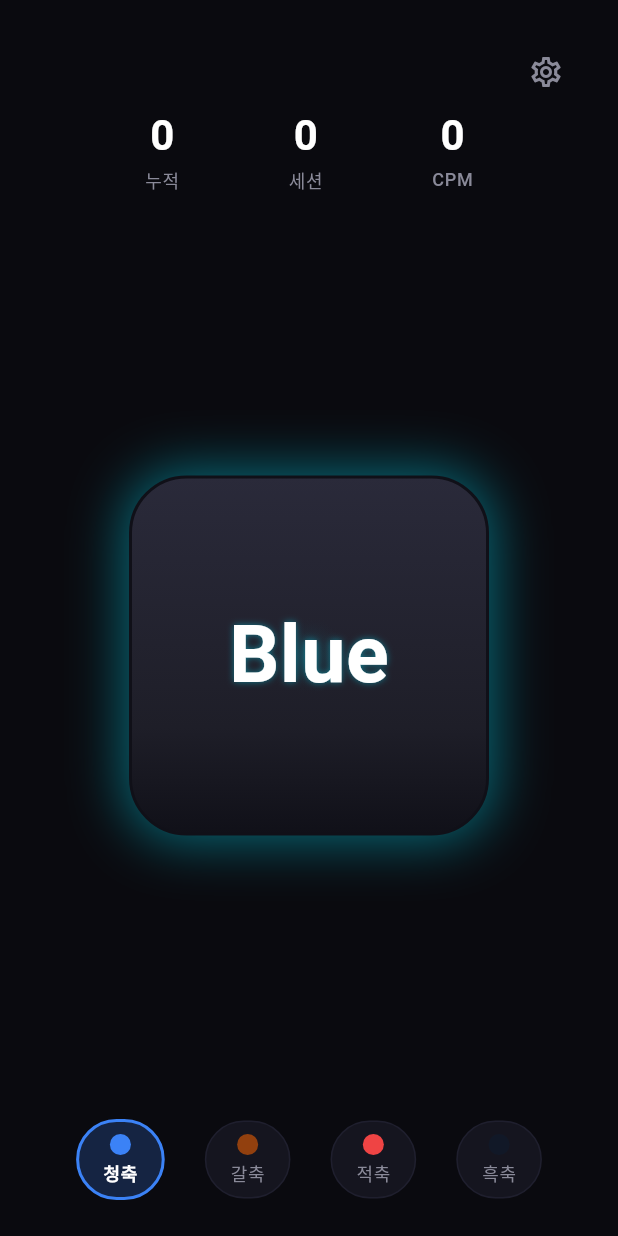
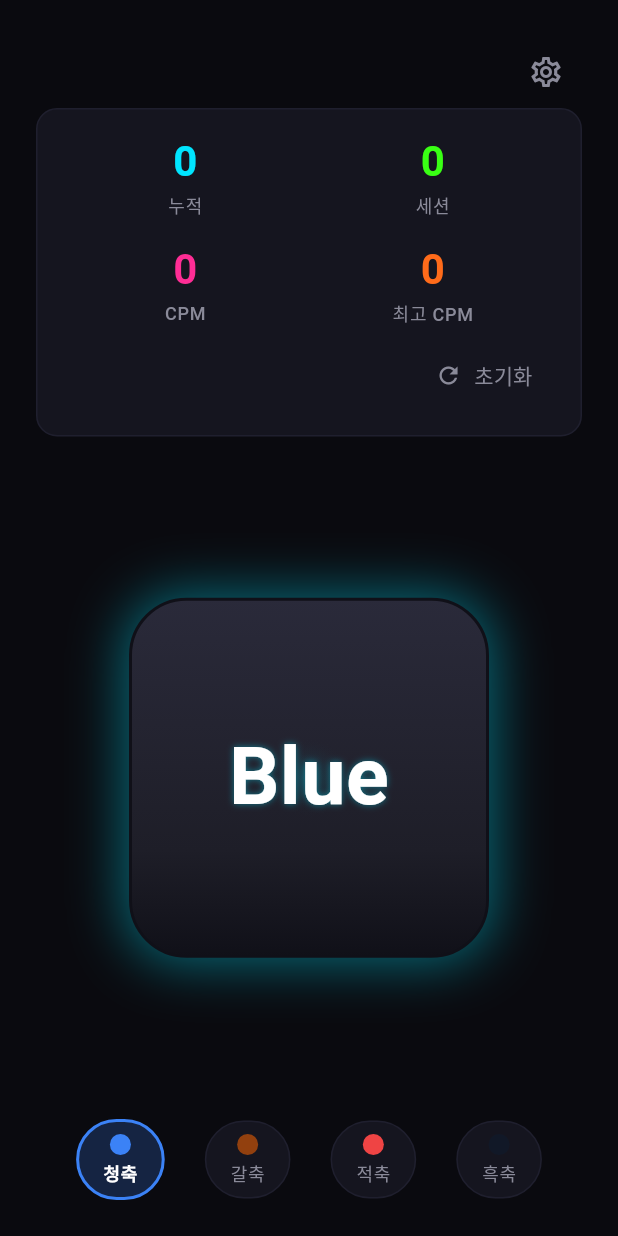
Before and after one commit to geon-toy-box/cliker, a Flutter app: the screen it shows after launch, on a phone screen of 412 x 824 dp. Run offline on Flutter 3.47's test engine with Material 3 defaults, Android fonts, the phone set to English and light mode, and no system bars; our stand-ins replace audioplayers, flutter_riverpod, shared_preferences.

Commit message:
feat(stats): live stats panel (total/session/CPM/best) + reset dialog (T008)
StatsPanel (4 thousands-formatted tiles) replaces M1 readout; reset
button -> confirm dialog -> statsProvider.resetStats(). Dependency-free
thousands() helper (no intl). 11 new tests; reused stat Keys keep M1
smoke intact. 120 tests green; no M1/T007 regression; APK builds.

QA: docs/tasks/T008/qa.md ## Verdict: PASS (cancel/confirm distinguished, persistence verified)

Co-Authored-By: Claude Opus 4.8 (1M context) <noreply@anthropic.com>

```diff
--- a/lib/screens/home_screen.dart
+++ b/lib/screens/home_screen.dart
@@ -7,24 +7,26 @@ import 'package:cliker/theme/app_colors.dart';
 import 'package:cliker/theme/app_spacing.dart';
 import 'package:cliker/widgets/keycap.dart';
 import 'package:cliker/widgets/settings_sheet.dart';
+import 'package:cliker/widgets/stats_panel.dart';
 import 'package:flutter/material.dart';
 import 'package:flutter_riverpod/flutter_riverpod.dart';
 
-/// The single screen of the app: a tappable [Keycap] flanked by a stats readout
+/// The single screen of the app: a tappable [Keycap] flanked by the [StatsPanel]
 /// above and a switch selector below.
 ///
 /// Tapping the keycap plays the selected switch's press/release click, fires a
 /// matching haptic, and registers the click in [statsProvider]. The sound/haptic
 /// toggles in [settingsProvider] are mirrored onto the shared
 /// [ClickSoundPlayer.muted] / [Haptics.enabled] flags so a disabled toggle is a
-/// true no-op at the source. Full settings and stats panels arrive in M2.
+/// true no-op at the source.
 class HomeScreen extends ConsumerWidget {
   const HomeScreen({super.key});
 
-  /// Keys on the three stat values, so tests can read each independently.
-  static const Key totalStatKey = Key('stat-total');
-  static const Key sessionStatKey = Key('stat-session');
-  static const Key cpmStatKey = Key('stat-cpm');
+  /// Keys on the stat values, re-exported from [StatsPanel] so callers/tests can
+  /// reach them via either type.
+  static const Key totalStatKey = StatsPanel.totalStatKey;
+  static const Key sessionStatKey = StatsPanel.sessionStatKey;
+  static const Key cpmStatKey = StatsPanel.cpmStatKey;
 
   /// Key prefix for switch-selector chips; full key is `Key('switch-chip-<id>')`.
   static Key switchChipKey(String id) => Key('switch-chip-$id');
@@ -35,7 +37,6 @@ class HomeScreen extends ConsumerWidget {
   @override
   Widget build(BuildContext context, WidgetRef ref) {
     final Settings settings = ref.watch(settingsProvider);
-    final Stats stats = ref.watch(statsProvider);
     final SwitchType selected = SwitchCatalog.byId(settings.selectedSwitchId);
 
     // Mirror the persisted toggles onto the shared services. Reading the
@@ -80,7 +81,7 @@ class HomeScreen extends ConsumerWidget {
                   onPressed: () => SettingsSheet.show(context),
                 ),
               ),
-              _StatsReadout(stats: stats),
+              const StatsPanel(),
               Expanded(
                 child: Center(
                   child: Keycap(
@@ -101,73 +102,6 @@ class HomeScreen extends ConsumerWidget {
           ),
         ),
       ),
-    );
-  }
-}
-
-/// The top readout: lifetime total, this-session count, and current CPM.
-class _StatsReadout extends StatelessWidget {
-  const _StatsReadout({required this.stats});
-
-  final Stats stats;
-
-  @override
-  Widget build(BuildContext context) {
-    return Row(
-      mainAxisAlignment: MainAxisAlignment.spaceEvenly,
-      children: <Widget>[
-        _StatTile(
-          valueKey: HomeScreen.totalStatKey,
-          label: '누적',
-          value: '${stats.totalClicks}',
-        ),
-        _StatTile(
-          valueKey: HomeScreen.sessionStatKey,
-          label: '세션',
-          value: '${stats.sessionClicks}',
-        ),
-        _StatTile(
-          valueKey: HomeScreen.cpmStatKey,
-          label: 'CPM',
-          value: '${stats.cpm}',
-        ),
-      ],
-    );
-  }
-}
-
-/// A single labeled stat: large number over a muted caption.
-class _StatTile extends StatelessWidget {
-  const _StatTile({
-    required this.valueKey,
-    required this.label,
-    required this.value,
-  });
-
-  final Key valueKey;
-  final String label;
-  final String value;
-
-  @override
-  Widget build(BuildContext context) {
-    final TextTheme textTheme = Theme.of(context).textTheme;
-    return Column(
-      mainAxisSize: MainAxisSize.min,
-      children: <Widget>[
-        Text(
-          value,
-          key: valueKey,
-          style: textTheme.headlineMedium?.copyWith(
-            color: AppColors.textPrimary,
-            fontWeight: FontWeight.w700,
-          ),
-        ),
-        const SizedBox(height: AppSpacing.xs),
-        Text(
-          label,
-          style: textTheme.labelMedium?.copyWith(color: AppColors.textMuted),
-        ),
-      ],
     );
   }
 }
--- /dev/null
+++ b/lib/util/number_format.dart
@@ -0,0 +1,22 @@
+/// Formats [value] with thousands separators, e.g. `1234` → `1,234`.
+///
+/// Self-contained (no `intl` dependency): groups the digits of the absolute
+/// value in threes from the right and re-attaches a leading `-` for negatives.
+/// `0`–`999` are returned unchanged. Used by the stats panel so large counts
+/// stay legible.
+String thousands(int value) {
+  final bool negative = value < 0;
+  final String digits = value.abs().toString();
+
+  final StringBuffer buffer = StringBuffer();
+  for (int i = 0; i < digits.length; i++) {
+    // Insert a comma before every group of three, except at the very start.
+    final int remaining = digits.length - i;
+    if (i != 0 && remaining % 3 == 0) {
+      buffer.write(',');
+    }
+    buffer.write(digits[i]);
+  }
+
+  return negative ? '-$buffer' : buffer.toString();
+}
--- /dev/null
+++ b/lib/widgets/stats_panel.dart
@@ -0,0 +1,191 @@
+import 'package:cliker/providers/stats_providers.dart';
+import 'package:cliker/theme/app_colors.dart';
+import 'package:cliker/theme/app_spacing.dart';
+import 'package:cliker/util/number_format.dart';
+import 'package:flutter/material.dart';
+import 'package:flutter_riverpod/flutter_riverpod.dart';
+
+/// The stats panel shown at the top of [HomeScreen].
+///
+/// Subscribes to [statsProvider] and renders four live figures — lifetime total,
+/// this-session count, current CPM, and best CPM — as labeled tiles inside a
+/// surface card, with a reset button. Large numbers are thousands-separated via
+/// [thousands]. This widget only displays and resets; all stats logic lives in
+/// [StatsNotifier].
+///
+/// Resetting is guarded by a confirm dialog: tapping the reset button opens it,
+/// "취소" dismisses it leaving the values untouched, and "초기화" calls
+/// [StatsNotifier.resetStats], which zeroes every counter and clears the
+/// persisted lifetime figures.
+class StatsPanel extends ConsumerWidget {
+  const StatsPanel({super.key});
+
+  /// Key on the lifetime-total value [Text].
+  static const Key totalStatKey = Key('stat-total');
+
+  /// Key on the this-session value [Text].
+  static const Key sessionStatKey = Key('stat-session');
+
+  /// Key on the current-CPM value [Text].
+  static const Key cpmStatKey = Key('stat-cpm');
+
+  /// Key on the best-CPM value [Text].
+  static const Key bestStatKey = Key('stat-best');
+
+  /// Key on the reset button that opens the confirm dialog.
+  static const Key resetButtonKey = Key('stats-reset-button');
+
+  /// Key on the confirm dialog shown before resetting.
+  static const Key resetDialogKey = Key('stats-reset-dialog');
+
+  /// Key on the dialog's confirm ("초기화") action.
+  static const Key resetConfirmKey = Key('stats-reset-confirm');
+
+  /// Key on the dialog's cancel ("취소") action.
+  static const Key resetCancelKey = Key('stats-reset-cancel');
+
+  @override
+  Widget build(BuildContext context, WidgetRef ref) {
+    final Stats stats = ref.watch(statsProvider);
+
+    return Container(
+      padding: const EdgeInsets.all(AppSpacing.md),
+      decoration: BoxDecoration(
+        color: AppColors.surface,
+        borderRadius: BorderRadius.circular(AppRadius.md),
+        border: Border.all(color: AppColors.surfaceHi),
+      ),
+      child: Column(
+        crossAxisAlignment: CrossAxisAlignment.stretch,
+        children: <Widget>[
+          Row(
+            children: <Widget>[
+              Expanded(
+                child: _StatTile(
+                  valueKey: totalStatKey,
+                  label: '누적',
+                  value: thousands(stats.totalClicks),
+                  accent: AppColors.neonCyan,
+                ),
+              ),
+              Expanded(
+                child: _StatTile(
+                  valueKey: sessionStatKey,
+                  label: '세션',
+                  value: thousands(stats.sessionClicks),
+                  accent: AppColors.neonGreen,
+                ),
+              ),
+            ],
+          ),
+          const SizedBox(height: AppSpacing.md),
+          Row(
+            children: <Widget>[
+              Expanded(
+                child: _StatTile(
+                  valueKey: cpmStatKey,
+                  label: 'CPM',
+                  value: thousands(stats.cpm),
+                  accent: AppColors.neonMagenta,
+                ),
+              ),
+              Expanded(
+                child: _StatTile(
+                  valueKey: bestStatKey,
+                  label: '최고 CPM',
+                  value: thousands(stats.bestCpm),
+                  accent: AppColors.neonOrange,
+                ),
+              ),
+            ],
+          ),
+          const SizedBox(height: AppSpacing.sm),
+          Align(
+            alignment: Alignment.centerRight,
+            child: TextButton.icon(
+              key: resetButtonKey,
+              onPressed: () => _confirmReset(context, ref),
+              icon: const Icon(Icons.refresh, size: 18),
+              label: const Text('초기화'),
+              style: TextButton.styleFrom(foregroundColor: AppColors.textMuted),
+            ),
+          ),
+        ],
+      ),
+    );
+  }
+
+  /// Shows the reset confirm dialog. On "초기화" calls
+  /// [StatsNotifier.resetStats]; on "취소" (or barrier dismiss) leaves the
+  /// stats untouched.
+  Future<void> _confirmReset(BuildContext context, WidgetRef ref) async {
+    final bool? confirmed = await showDialog<bool>(
+      context: context,
+      builder: (BuildContext context) {
+        return AlertDialog(
+          key: resetDialogKey,
+          backgroundColor: AppColors.surface,
+          title: const Text('통계 초기화'),
+          content: const Text('정말 초기화할까요? 누적·최고 기록이 모두 0이 됩니다.'),
+          actions: <Widget>[
+            TextButton(
+              key: resetCancelKey,
+              onPressed: () => Navigator.of(context).pop(false),
+              child: const Text('취소'),
+            ),
+            TextButton(
+              key: resetConfirmKey,
+              onPressed: () => Navigator.of(context).pop(true),
+              style: TextButton.styleFrom(foregroundColor: AppColors.switchRed),
+              child: const Text('초기화'),
+            ),
+          ],
+        );
+      },
+    );
+
+    if (confirmed ?? false) {
+      ref.read(statsProvider.notifier).resetStats();
+    }
+  }
+}
+
+/// A single labeled stat: a large accent-colored number over a muted caption.
+class _StatTile extends StatelessWidget {
+  const _StatTile({
+    required this.valueKey,
+    required this.label,
+    required this.value,
+    required this.accent,
+  });
+
+  final Key valueKey;
+  final String label;
+  final String value;
+  final Color accent;
+
+  @override
+  Widget build(BuildContext context) {
+    final TextTheme textTheme = Theme.of(context).textTheme;
+    return Column(
+      mainAxisSize: MainAxisSize.min,
+      children: <Widget>[
+        Text(
+          value,
+          key: valueKey,
+          maxLines: 1,
+          overflow: TextOverflow.ellipsis,
+          style: textTheme.headlineMedium?.copyWith(
+            color: accent,
+            fontWeight: FontWeight.w700,
+          ),
+        ),
+        const SizedBox(height: AppSpacing.xs),
+        Text(
+          label,
+          style: textTheme.labelMedium?.copyWith(color: AppColors.textMuted),
+        ),
+      ],
+    );
+  }
+}
```
Also changed, not shown: 4 other files.
